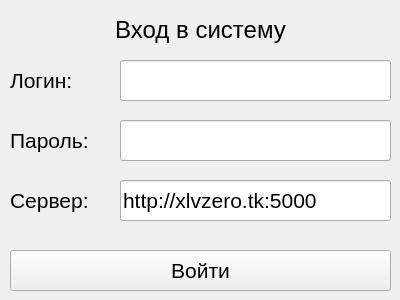
Qt form authenticationwidget.ui (Omn1/TUIadmin) before a commit.
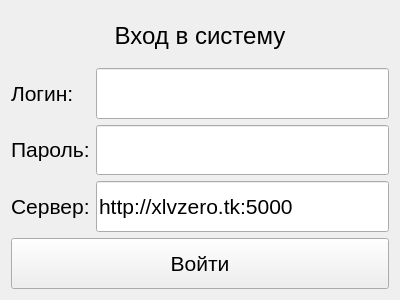
The same form after that commit.

```diff
--- a/authenticationwidget.ui
+++ b/authenticationwidget.ui
@@ -19,127 +19,129 @@
   <property name="windowTitle">
    <string>Form</string>
   </property>
-  <widget class="QLabel" name="label">
-   <property name="geometry">
-    <rect>
-     <x>10</x>
-     <y>10</y>
-     <width>381</width>
-     <height>41</height>
-    </rect>
-   </property>
-   <property name="text">
-    <string>&lt;html&gt;&lt;head/&gt;&lt;body&gt;&lt;p align=&quot;center&quot;&gt;&lt;span style=&quot; font-size:18pt;&quot;&gt;Вход в систему&lt;/span&gt;&lt;/p&gt;&lt;/body&gt;&lt;/html&gt;</string>
-   </property>
-  </widget>
-  <widget class="QPushButton" name="pushButton">
-   <property name="geometry">
-    <rect>
-     <x>10</x>
-     <y>250</y>
-     <width>381</width>
-     <height>41</height>
-    </rect>
-   </property>
-   <property name="font">
-    <font>
-     <pointsize>16</pointsize>
-    </font>
-   </property>
-   <property name="text">
-    <string>Войти</string>
-   </property>
-  </widget>
-  <widget class="QLineEdit" name="loginEdit">
-   <property name="geometry">
-    <rect>
-     <x>120</x>
-     <y>60</y>
-     <width>271</width>
-     <height>41</height>
-    </rect>
-   </property>
-   <property name="font">
-    <font>
-     <pointsize>16</pointsize>
-    </font>
-   </property>
-  </widget>
-  <widget class="QLineEdit" name="passwordEdit">
-   <property name="geometry">
-    <rect>
-     <x>120</x>
-     <y>120</y>
-     <width>271</width>
-     <height>41</height>
-    </rect>
-   </property>
-   <property name="font">
-    <font>
-     <pointsize>16</pointsize>
-    </font>
-   </property>
-   <property name="echoMode">
-    <enum>QLineEdit::Password</enum>
-   </property>
-  </widget>
-  <widget class="QLineEdit" name="serverEdit">
-   <property name="geometry">
-    <rect>
-     <x>120</x>
-     <y>180</y>
-     <width>271</width>
-     <height>41</height>
-    </rect>
-   </property>
-   <property name="font">
-    <font>
-     <pointsize>16</pointsize>
-    </font>
-   </property>
-   <property name="text">
-    <string>http://xlvzero.tk:5000</string>
-   </property>
-  </widget>
-  <widget class="QLabel" name="label_2">
-   <property name="geometry">
-    <rect>
-     <x>10</x>
-     <y>60</y>
-     <width>101</width>
-     <height>41</height>
-    </rect>
-   </property>
-   <property name="text">
-    <string>&lt;html&gt;&lt;head/&gt;&lt;body&gt;&lt;p&gt;&lt;span style=&quot; font-size:16pt;&quot;&gt;Логин:&lt;/span&gt;&lt;/p&gt;&lt;/body&gt;&lt;/html&gt;</string>
-   </property>
-  </widget>
-  <widget class="QLabel" name="label_3">
-   <property name="geometry">
-    <rect>
-     <x>10</x>
-     <y>120</y>
-     <width>101</width>
-     <height>41</height>
-    </rect>
-   </property>
-   <property name="text">
-    <string>&lt;html&gt;&lt;head/&gt;&lt;body&gt;&lt;p&gt;&lt;span style=&quot; font-size:16pt;&quot;&gt;Пароль:&lt;/span&gt;&lt;/p&gt;&lt;/body&gt;&lt;/html&gt;</string>
-   </property>
-  </widget>
-  <widget class="QLabel" name="label_4">
-   <property name="geometry">
-    <rect>
-     <x>10</x>
-     <y>180</y>
-     <width>101</width>
-     <height>41</height>
-    </rect>
-   </property>
-   <property name="text">
-    <string>&lt;html&gt;&lt;head/&gt;&lt;body&gt;&lt;p&gt;&lt;span style=&quot; font-size:16pt;&quot;&gt;Сервер:&lt;/span&gt;&lt;/p&gt;&lt;/body&gt;&lt;/html&gt;</string>
-   </property>
-  </widget>
+  <layout class="QGridLayout" name="gridLayout">
+   <item row="0" column="0" colspan="2">
+    <widget class="QLabel" name="label">
+     <property name="sizePolicy">
+      <sizepolicy hsizetype="Expanding" vsizetype="Expanding">
+       <horstretch>0</horstretch>
+       <verstretch>0</verstretch>
+      </sizepolicy>
+     </property>
+     <property name="text">
+      <string>&lt;html&gt;&lt;head/&gt;&lt;body&gt;&lt;p align=&quot;center&quot;&gt;&lt;span style=&quot; font-size:18pt;&quot;&gt;Вход в систему&lt;/span&gt;&lt;/p&gt;&lt;/body&gt;&lt;/html&gt;</string>
+     </property>
+    </widget>
+   </item>
+   <item row="1" column="0">
+    <widget class="QLabel" name="label_2">
+     <property name="sizePolicy">
+      <sizepolicy hsizetype="Preferred" vsizetype="Expanding">
+       <horstretch>0</horstretch>
+       <verstretch>0</verstretch>
+      </sizepolicy>
+     </property>
+     <property name="text">
+      <string>&lt;html&gt;&lt;head/&gt;&lt;body&gt;&lt;p&gt;&lt;span style=&quot; font-size:16pt;&quot;&gt;Логин:&lt;/span&gt;&lt;/p&gt;&lt;/body&gt;&lt;/html&gt;</string>
+     </property>
+    </widget>
+   </item>
+   <item row="1" column="1">
+    <widget class="QLineEdit" name="loginEdit">
+     <property name="sizePolicy">
+      <sizepolicy hsizetype="Expanding" vsizetype="Expanding">
+       <horstretch>0</horstretch>
+       <verstretch>0</verstretch>
+      </sizepolicy>
+     </property>
+     <property name="font">
+      <font>
+       <pointsize>16</pointsize>
+      </font>
+     </property>
+    </widget>
+   </item>
+   <item row="2" column="0">
+    <widget class="QLabel" name="label_3">
+     <property name="sizePolicy">
+      <sizepolicy hsizetype="Preferred" vsizetype="Expanding">
+       <horstretch>0</horstretch>
+       <verstretch>0</verstretch>
+      </sizepolicy>
+     </property>
+     <property name="text">
+      <string>&lt;html&gt;&lt;head/&gt;&lt;body&gt;&lt;p&gt;&lt;span style=&quot; font-size:16pt;&quot;&gt;Пароль:&lt;/span&gt;&lt;/p&gt;&lt;/body&gt;&lt;/html&gt;</string>
+     </property>
+    </widget>
+   </item>
+   <item row="2" column="1">
+    <widget class="QLineEdit" name="passwordEdit">
+     <property name="sizePolicy">
+      <sizepolicy hsizetype="Expanding" vsizetype="Expanding">
+       <horstretch>0</horstretch>
+       <verstretch>0</verstretch>
+      </sizepolicy>
+     </property>
+     <property name="font">
+      <font>
+       <pointsize>16</pointsize>
+      </font>
+     </property>
+     <property name="echoMode">
+      <enum>QLineEdit::Password</enum>
+     </property>
+    </widget>
+   </item>
+   <item row="3" column="0">
+    <widget class="QLabel" name="label_4">
+     <property name="sizePolicy">
+      <sizepolicy hsizetype="Preferred" vsizetype="Expanding">
+       <horstretch>0</horstretch>
+       <verstretch>0</verstretch>
+      </sizepolicy>
+     </property>
+     <property name="text">
+      <string>&lt;html&gt;&lt;head/&gt;&lt;body&gt;&lt;p&gt;&lt;span style=&quot; font-size:16pt;&quot;&gt;Сервер:&lt;/span&gt;&lt;/p&gt;&lt;/body&gt;&lt;/html&gt;</string>
+     </property>
+    </widget>
+   </item>
+   <item row="3" column="1">
+    <widget class="QLineEdit" name="serverEdit">
+     <property name="sizePolicy">
+      <sizepolicy hsizetype="Expanding" vsizetype="Expanding">
+       <horstretch>0</horstretch>
+       <verstretch>0</verstretch>
+      </sizepolicy>
+     </property>
+     <property name="font">
+      <font>
+       <pointsize>16</pointsize>
+      </font>
+     </property>
+     <property name="text">
+      <string>http://xlvzero.tk:5000</string>
+     </property>
+    </widget>
+   </item>
+   <item row="4" column="0" colspan="2">
+    <widget class="QPushButton" name="pushButton">
+     <property name="sizePolicy">
+      <sizepolicy hsizetype="Expanding" vsizetype="Expanding">
+       <horstretch>0</horstretch>
+       <verstretch>0</verstretch>
+      </sizepolicy>
+     </property>
+     <property name="font">
+      <font>
+       <pointsize>16</pointsize>
+      </font>
+     </property>
+     <property name="text">
+      <string>Войти</string>
+     </property>
+    </widget>
+   </item>
+  </layout>
  </widget>
  <resources/>
  <connections/>
```
